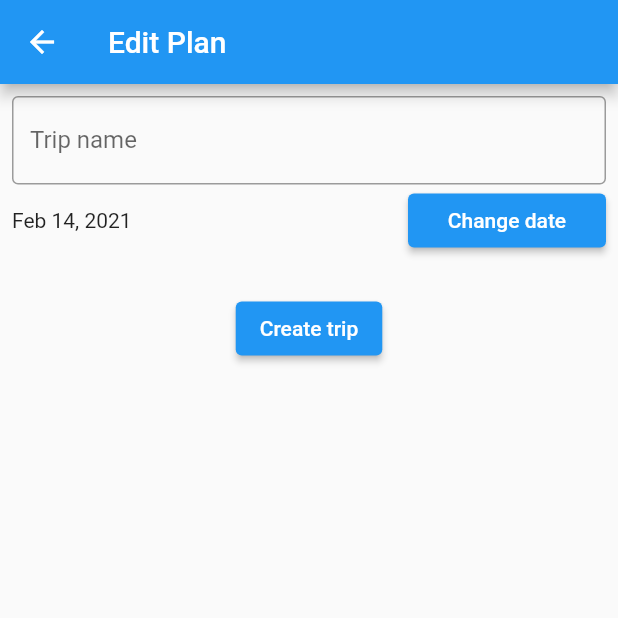
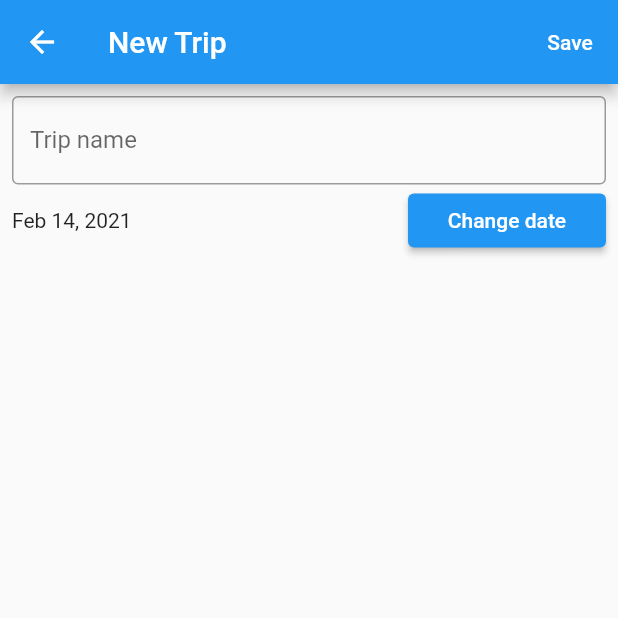
Before and after one commit to jlbrooks/backcountry_plan, a Flutter app: the screen it shows after launch, after a tap on the "add" icon, on a phone screen of 412 x 824 dp, the top half of it. Run offline on Flutter 3.47's test engine with Material 2 defaults, Android fonts, the phone set to English and light mode, and no system bars; our stand-ins replace sqflite; accounts and stored records are empty.

Commit message:
Edit trip page, includes trip create refactor

```diff
--- a/lib/models/base.dart
+++ b/lib/models/base.dart
@@ -1,10 +1,16 @@
 import 'dart:core';
+import 'dart:io';
 import 'package:backcountry_plan/db.dart';
 import 'package:flutter/material.dart';
 import 'package:sqflite/sqflite.dart';
 
 abstract class BaseModel {
   int id;
+
+  bool isPersisted() {
+    stderr.writeln("${this.id}");
+    return (this.id != null);
+  }
 
   BaseModel({this.id});
 }
--- a/lib/models/trip.dart
+++ b/lib/models/trip.dart
@@ -14,6 +14,10 @@ class TripModel extends BaseModel {
   }
 
   TripModel({id, this.name, this.date, this.planId, this.plan}) : super(id: id);
+
+  TripModel.create()
+      : this.name = '',
+        this.date = DateTime.now();
 }
 
 class TripModelProvider extends BaseProvider<TripModel> {
--- a/lib/trip.dart
+++ b/lib/trip.dart
@@ -87,15 +87,15 @@ class TripListViewState extends State<TripListView> {
   }
 
   _onAddTripPressed(BuildContext context) async {
-    final trip = await Navigator.push<TripModel>(
+    final trip = TripModel.create();
+    await Navigator.push<TripModel>(
       context,
       MaterialPageRoute(builder: (context) {
-        return CreateTripPage();
+        return EditTripPage(trip: trip);
       }),
     );
-    if (trip != null) {
-      stderr.writeln("Saving trip ${trip.name}");
-      TripModelProvider().save(trip);
+
+    if (trip.isPersisted()) {
       setState(() {
         trips.add(trip);
       });
@@ -124,55 +124,65 @@ class TripListItem extends StatelessWidget {
   }
 }
 
-class CreateTripPage extends StatelessWidget {
+class EditTripPage extends StatefulWidget {
+  final TripModel trip;
+  EditTripPage({Key key, @required this.trip}) : super(key: key);
+
   @override
-  Widget build(BuildContext context) {
-    return Scaffold(
-      appBar: AppBar(
-        title: Text("Edit Plan"),
-      ),
-      body: Padding(
-        padding: const EdgeInsets.all(8.0),
-        child: CreateTripForm(),
-      ),
-    );
-  }
+  _EditTripPageState createState() => _EditTripPageState();
 }
 
-class CreateTripForm extends StatefulWidget {
-  CreateTripForm({Key key}) : super(key: key);
-
-  @override
-  _CreateTripFormState createState() => _CreateTripFormState();
-}
-
-class _CreateTripFormState extends State<CreateTripForm> {
+class _EditTripPageState extends State<EditTripPage> {
   final _formKey = GlobalKey<FormState>();
-  DateTime tripDate;
   final TextEditingController tripNameTextController = TextEditingController();
 
   @override
   void initState() {
     super.initState();
-
-    tripDate = DateTime.now();
+    tripNameTextController.text = widget.trip.name;
   }
 
   _showDatePicker(BuildContext context) async {
     final picked = await showDatePicker(
       context: context,
-      initialDate: tripDate,
+      initialDate: widget.trip.date,
       firstDate: DateTime(1900),
       lastDate: DateTime(2100),
     );
+    if (picked != null) {
       setState(() {
-      tripDate = picked;
+        widget.trip.date = picked;
       });
+    }
+  }
+
+  _onSave(BuildContext context) async {
+    if (_formKey.currentState.validate()) {
+      widget.trip.name = tripNameTextController.text;
+      await TripModelProvider().save(widget.trip);
+      Navigator.pop(context);
+    }
   }
 
   @override
   Widget build(BuildContext context) {
-    return Form(
+    var titleText = widget.trip.isPersisted() ? 'Edit Trip' : 'New Trip';
+    return Scaffold(
+      appBar: AppBar(
+        title: Text(titleText),
+        actions: [
+          TextButton(
+            child: Text(
+              'Save',
+              style: TextStyle(color: Colors.white),
+            ),
+            onPressed: () => _onSave(context),
+          )
+        ],
+      ),
+      body: Padding(
+        padding: const EdgeInsets.all(8.0),
+        child: Form(
           key: _formKey,
           child: Column(
             crossAxisAlignment: CrossAxisAlignment.start,
@@ -198,7 +208,7 @@ class _CreateTripFormState extends State<CreateTripForm> {
                   Expanded(
                     flex: 2,
                     child: Text(
-                  DateFormat.yMMMd().format(tripDate),
+                      DateFormat.yMMMd().format(widget.trip.date),
                       style: TextStyle(fontSize: 14),
                     ),
                   ),
@@ -210,20 +220,9 @@ class _CreateTripFormState extends State<CreateTripForm> {
                   ),
                 ],
               ),
-          SizedBox(height: 24),
-          Center(
-            child: ElevatedButton(
-              onPressed: () {
-                if (_formKey.currentState.validate()) {
-                  var name = tripNameTextController.text;
-                  var trip = TripModel(name: name, date: tripDate);
-                  Navigator.pop(context, trip);
-                }
-              },
-              child: Text('Create trip'),
+            ],
           ),
         ),
-        ],
       ),
     );
   }
@@ -254,11 +253,24 @@ class TripPageState extends State<TripPage> {
     super.initState();
   }
 
+  _onEdit(BuildContext context) async {
+    await Navigator.push(context, MaterialPageRoute(builder: (context) {
+      return EditTripPage(trip: trip);
+    }));
+    setState(() {});
+  }
+
   @override
   Widget build(BuildContext context) {
     return Scaffold(
       appBar: AppBar(
         title: Text(trip.name),
+        actions: [
+          IconButton(
+            icon: Icon(Icons.edit),
+            onPressed: () => _onEdit(context),
+          )
+        ],
       ),
       body: Padding(
         padding: const EdgeInsets.all(8.0),
```
Lines whose indentation alone changed are shown as unchanged.
